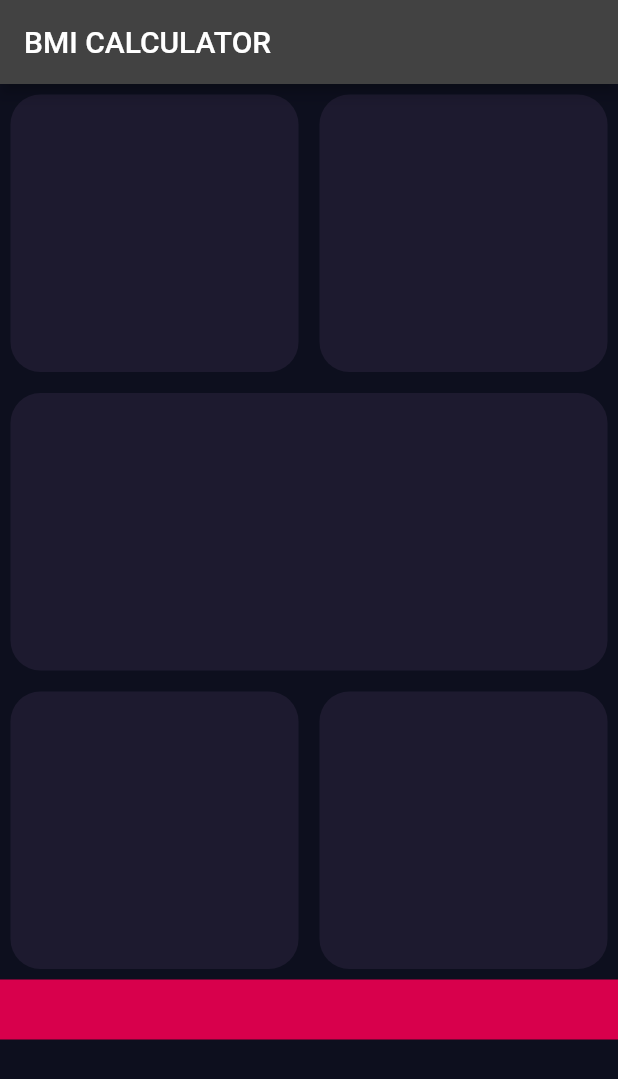
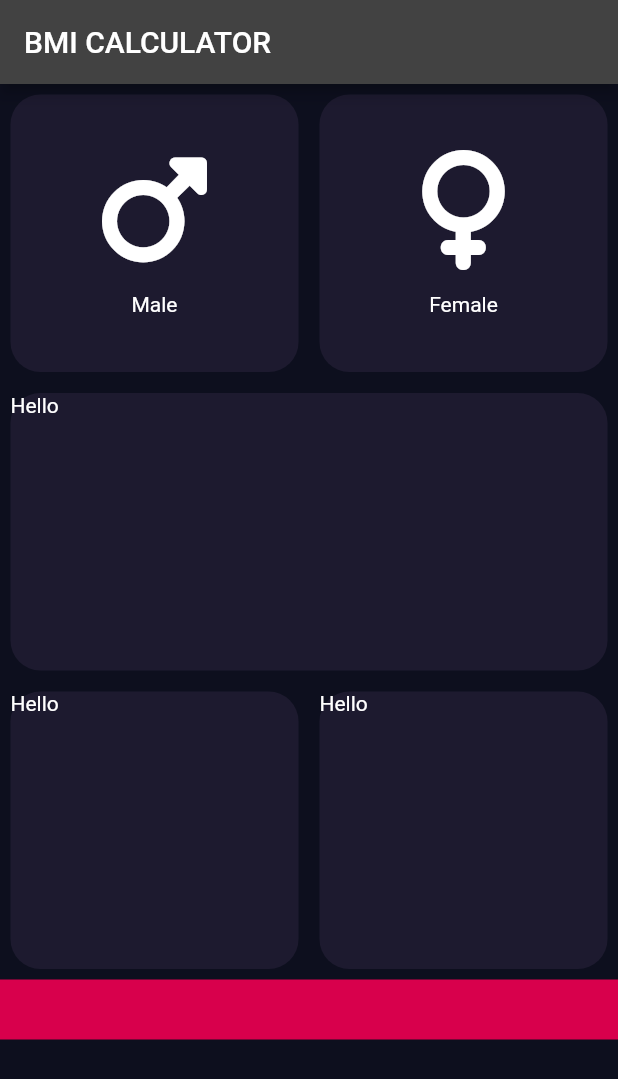
Before and after one commit to ndongchrist/flutter, a Flutter app: the screen it shows after launch, on a phone screen of 412 x 824 dp. Shown: the top 1079 px of the screen. Run offline on Flutter 3.47's test engine with Material 2 defaults, Android fonts, the phone set to English and light mode, and no system bars; our stand-ins replace audioplayers, font_awesome_flutter, rflutter_alert.

Commit message:
feat: started building the UI

```diff
--- a/bmicalculator/lib/InputPage.dart
+++ b/bmicalculator/lib/InputPage.dart
@@ -18,21 +18,16 @@ class _InputPageState extends State<InputPage> {
             Row(
               children: [
                 ReusableCard(
-                  colour: Color(0xFF1D1A2F),
-                  cardChild: Column(
-                    children: [Icon(FontAwesomeIcons.mars), Text("Male")],
-                  ),
-                ),
+                    colour: Color(0xFF1D1A2F),
+                    cardChild: IconWid(
+                      icon: FontAwesomeIcons.mars,
+                      text: "Male",
+                    )),
                 ReusableCard(
                   colour: Color(0xFF1D1A2F),
-                  cardChild: Column(
-                    children: [
-                      Icon(
-                        FontAwesomeIcons.mars,
-                        color: Colors.amber,
-                      ),
-                      Text("Male")
-                    ],
+                  cardChild: IconWid(
+                    icon: FontAwesomeIcons.venus,
+                    text: "Female",
                   ),
                 ),
               ],
@@ -40,27 +35,15 @@ class _InputPageState extends State<InputPage> {
             Row(
               children: [
                 ReusableCard(
-                  colour: Color(0xFF1D1A2F),
-                  cardChild: Column(
-                    children: [Icon(FontAwesomeIcons.mars), Text("Male")],
-                  ),
-                ),
+                    colour: Color(0xFF1D1A2F), cardChild: Text("Hello")),
               ],
             ),
             Row(
               children: [
                 ReusableCard(
-                  colour: Color(0xFF1D1A2F),
-                  cardChild: Column(
-                    children: [Icon(FontAwesomeIcons.mars), Text("Male")],
-                  ),
-                ),
+                    colour: Color(0xFF1D1A2F), cardChild: Text("Hello")),
                 ReusableCard(
-                  colour: Color(0xFF1D1A2F),
-                  cardChild: Column(
-                    children: [Icon(FontAwesomeIcons.mars), Text("Male")],
-                  ),
-                ),
+                    colour: Color(0xFF1D1A2F), cardChild: Text("Hello")),
               ],
             ),
             Container(
@@ -74,6 +57,29 @@ class _InputPageState extends State<InputPage> {
   }
 }
 
+class IconWid extends StatelessWidget {
+  IconWid({required this.icon, required this.text});
+  final IconData icon;
+  final String text;
+
+  @override
+  Widget build(BuildContext context) {
+    return Column(
+      mainAxisAlignment: MainAxisAlignment.center,
+      children: [
+        Icon(
+          icon,
+          size: 80,
+        ),
+        SizedBox(
+          height: 15,
+        ),
+        Text(text),
+      ],
+    );
+  }
+}
+
 class ReusableCard extends StatelessWidget {
   ReusableCard({required this.colour, required this.cardChild});
   final Color colour;
@@ -83,6 +89,7 @@ class ReusableCard extends StatelessWidget {
   Widget build(BuildContext context) {
     return Expanded(
       child: Container(
+        child: cardChild,
         height: 185,
         margin: EdgeInsets.all(7.0),
         decoration: BoxDecoration(
--- a/bmicalculator/pubspec.yaml
+++ b/bmicalculator/pubspec.yaml
@@ -1,4 +1,4 @@
-name: bmicalculator
+name: bmi_calculator
 description: A new Flutter project.
 # The following line prevents the package from being accidentally published to
 # pub.dev using `flutter pub publish`. This is preferred for private packages.
@@ -46,6 +46,7 @@ dev_dependencies:
   # package. See that file for information about deactivating specific lint
   # rules and activating additional ones.
   flutter_lints: ^2.0.0
+  font_awesome_flutter: ^10.4.0
 
 # For information on the generic Dart part of this file, see the
 # following page: https://dart.dev/tools/pub/pubspec
```
Also changed, not shown: bmicalculator/pubspec.lock, 1 other file.
